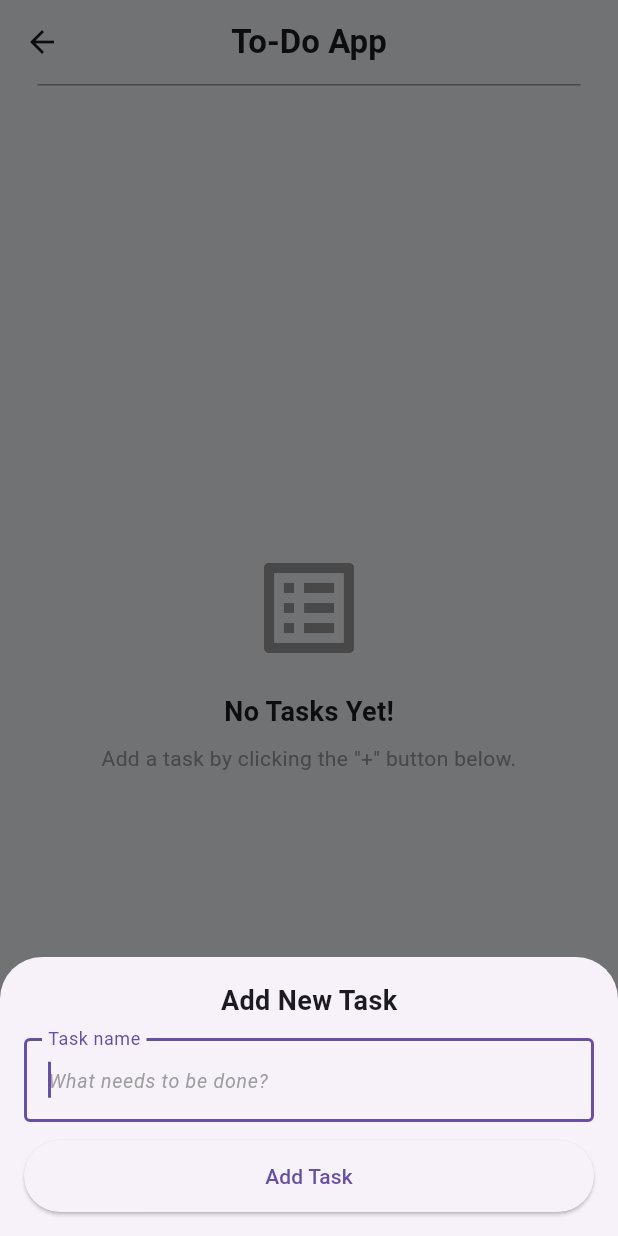
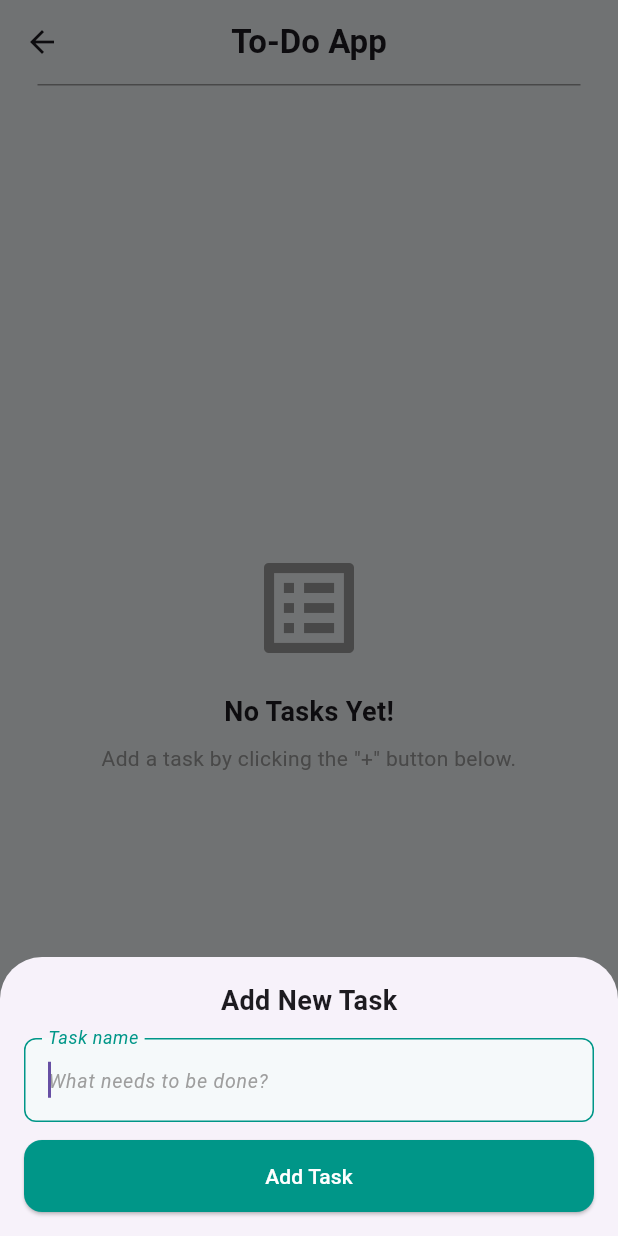
Before and after one commit to khalidlikhon/stat3management_lab, a Flutter app: the TODOApp screen opened by its route, after a tap on the "add" icon, on a phone screen of 412 x 824 dp. Run offline on Flutter 3.47's test engine with Material 3 defaults, Android fonts, the phone set to English and light mode, and no system bars.

Commit message:
'update'

```diff
--- a/lib/_todo/_app.dart
+++ b/lib/_todo/_app.dart
@@ -64,27 +64,53 @@ class _TODOAppState extends State<TODOApp> {
             TextField(
               controller: _taskController,
               autofocus: true,
-              decoration: const InputDecoration(
+              decoration: InputDecoration(
                 labelText: 'Task name',
+                labelStyle: const TextStyle(
+                  color: Colors.teal,
+                  fontStyle: FontStyle.italic,
+                ),
                 hintText: 'What needs to be done?',
-                hintStyle: TextStyle(
+                hintStyle: const TextStyle(
                   fontSize: 13,
                   color: Colors.grey,
                   fontStyle: FontStyle.italic,
                 ),
-
-                border: OutlineInputBorder(),
+                filled: true,
+                fillColor: Color(0xffF5F9FA),
+                border: OutlineInputBorder(
+                  borderRadius: BorderRadius.circular(8),
+                ),
+                enabledBorder: OutlineInputBorder(
+                  borderRadius: BorderRadius.circular(8),
+                  borderSide: BorderSide(color: Colors.teal, width: 1.5),
+                ),
+                focusedBorder: OutlineInputBorder(
+                  borderRadius: BorderRadius.circular(8),
+                  borderSide: BorderSide(color: Colors.teal, width: 1),
+                ),
               ),
               onSubmitted: (_) => _submitNewTask(_taskController),
             ),
+
+
             const SizedBox(height: 12),
-            ElevatedButton(
-              onPressed: () => _submitNewTask(_taskController),
-              style: ElevatedButton.styleFrom(
-                minimumSize: const Size.fromHeight(48),
+            SizedBox(
+              width: double.infinity,
+              child: ElevatedButton(
+                onPressed: () => _submitNewTask(_taskController),
+                style: ElevatedButton.styleFrom(
+                  minimumSize: const Size.fromHeight(48),
+                  backgroundColor: Colors.teal,
+                  foregroundColor: Colors.white,
+                  shape: RoundedRectangleBorder(
+                    borderRadius: BorderRadius.circular(12),
+                  ),
+                ),
+                child: const Text('Add Task'),
               ),
-              child: Text('Add Task'),
             ),
+
             const SizedBox(height: 16),
           ],
         ),
@@ -159,33 +185,39 @@ class _TODOAppState extends State<TODOApp> {
               itemBuilder: (context, index) {
                 final task = todoList[index];
                 return Card(
-                  margin: const EdgeInsets.symmetric(
-                    vertical: 6,
-                    horizontal: 10,
+                  color: Colors.white,
+                  shape: RoundedRectangleBorder(
+                    borderRadius: BorderRadius.circular(12), // More rounded for a soft look
                   ),
+                  elevation: 3,
+                  margin: const EdgeInsets.symmetric(vertical: 6, horizontal: 16), // Narrower, more elegant spacing
                   child: ListTile(
+                    contentPadding: const EdgeInsets.symmetric(horizontal: 16, vertical: 8), // Better spacing
+                    leading: Checkbox(
+                      value: task.isCompleted,
+                      activeColor: Colors.teal,
+                      shape: RoundedRectangleBorder(borderRadius: BorderRadius.circular(5)), // Squared-off checkbox
+                      onChanged: (value) => _toggleComplete(index, value),
+                    ),
                     title: Text(
                       task.task,
                       style: TextStyle(
-                        decoration: task.isCompleted
-                            ? TextDecoration.lineThrough
-                            : null,
+                        fontSize: 16,
+                        fontWeight: FontWeight.w500,
+                        decoration: task.isCompleted ? TextDecoration.lineThrough : null,
                         color: task.isCompleted ? Colors.grey : Colors.black,
-                        fontSize: 16,
                       ),
                     ),
-                    leading: Checkbox(
-                      value: task.isCompleted,
-                      onChanged: (value) =>
-                          _toggleComplete(index, value),
-                    ),
                     trailing: IconButton(
-                      icon: const Icon(Icons.delete,
-                          color: Colors.redAccent),
+                      icon: const Icon(Icons.delete_outline, color: Colors.redAccent),
                       onPressed: () => _deleteTask(index),
                     ),
                   ),
                 );
+
+
+
+
               },
             ),
           ),
```
